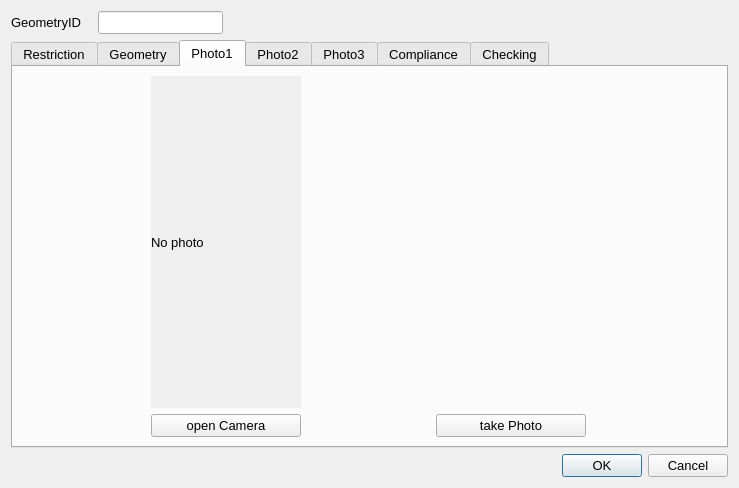
The window that ui/MovingTrafficPolygons.ui (tlh22/restrictionsWithGNSS) describes before a commit, drawn with Qt 5.
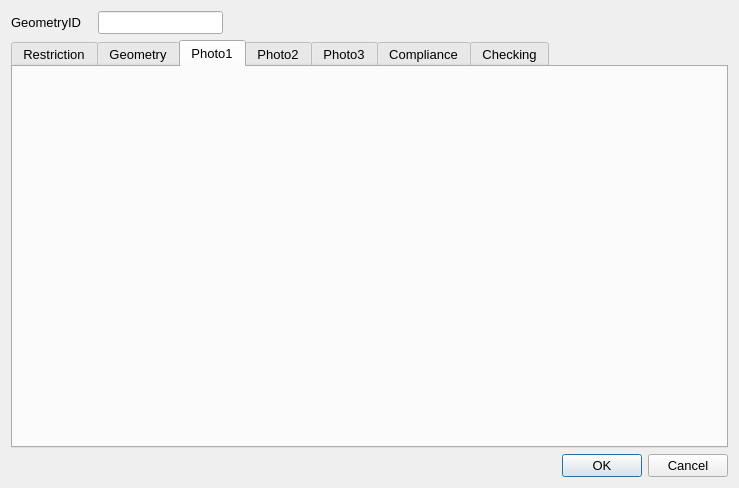
The same window after the commit. The open tabs and pages were chosen to show the change. Icons and pictures are not drawn.

```diff
--- a/ui/MovingTrafficPolygons.ui
+++ b/ui/MovingTrafficPolygons.ui
@@ -247,79 +247,7 @@
       <attribute name="title">
        <string>Photo1</string>
       </attribute>
-      <layout class="QGridLayout" name="gridLayout_2">
-       <item row="1" column="0">
-        <widget class="QPushButton" name="startCamera1">
-         <property name="maximumSize">
-          <size>
-           <width>150</width>
-           <height>16777215</height>
-          </size>
-         </property>
-         <property name="text">
-          <string>open Camera</string>
-         </property>
-         <property name="icon">
-          <iconset>
-           <normaloff>../../../../PC18-26 Carnegie Library Lambeth/Mapping/Templates/camara_foto.png</normaloff>../../../../PC18-26 Carnegie Library Lambeth/Mapping/Templates/camara_foto.png</iconset>
-         </property>
-         <property name="checkable">
-          <bool>true</bool>
-         </property>
-         <property name="autoDefault">
-          <bool>false</bool>
-         </property>
-         <property name="default">
-          <bool>false</bool>
-         </property>
-        </widget>
-       </item>
-       <item row="1" column="2">
-        <widget class="QPushButton" name="getPhoto1">
-         <property name="maximumSize">
-          <size>
-           <width>150</width>
-           <height>16777215</height>
-          </size>
-         </property>
-         <property name="text">
-          <string>take Photo</string>
-         </property>
-         <property name="icon">
-          <iconset>
-           <normaloff>../../../../PC18-26 Carnegie Library Lambeth/Mapping/Templates/take-photo-icon-21.jpg</normaloff>../../../../PC18-26 Carnegie Library Lambeth/Mapping/Templates/take-photo-icon-21.jpg</iconset>
-         </property>
-         <property name="checkable">
-          <bool>false</bool>
-         </property>
-         <property name="autoDefault">
-          <bool>false</bool>
-         </property>
-        </widget>
-       </item>
-       <item row="0" column="0">
-        <widget class="QLabel" name="Photo_Widget_01">
-         <property name="sizePolicy">
-          <sizepolicy hsizetype="Fixed" vsizetype="Fixed">
-           <horstretch>0</horstretch>
-           <verstretch>0</verstretch>
-          </sizepolicy>
-         </property>
-         <property name="maximumSize">
-          <size>
-           <width>640</width>
-           <height>480</height>
-          </size>
-         </property>
-         <property name="autoFillBackground">
-          <bool>true</bool>
-         </property>
-         <property name="text">
-          <string>No photo</string>
-         </property>
-        </widget>
-       </item>
-      </layout>
+      <layout class="QGridLayout" name="gridLayout_2"/>
      </widget>
      <widget class="QWidget" name="PhotoTab_02">
       <attribute name="title">
```
Left out of the diff: 142 changed lines with no effect on the pictures.
